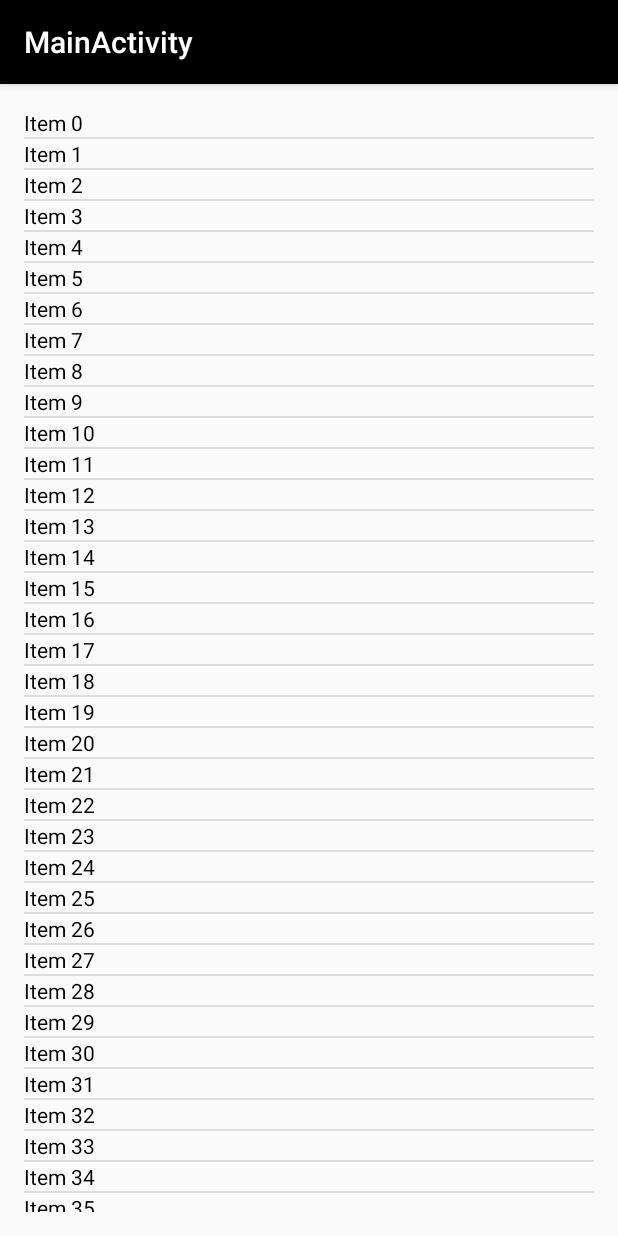
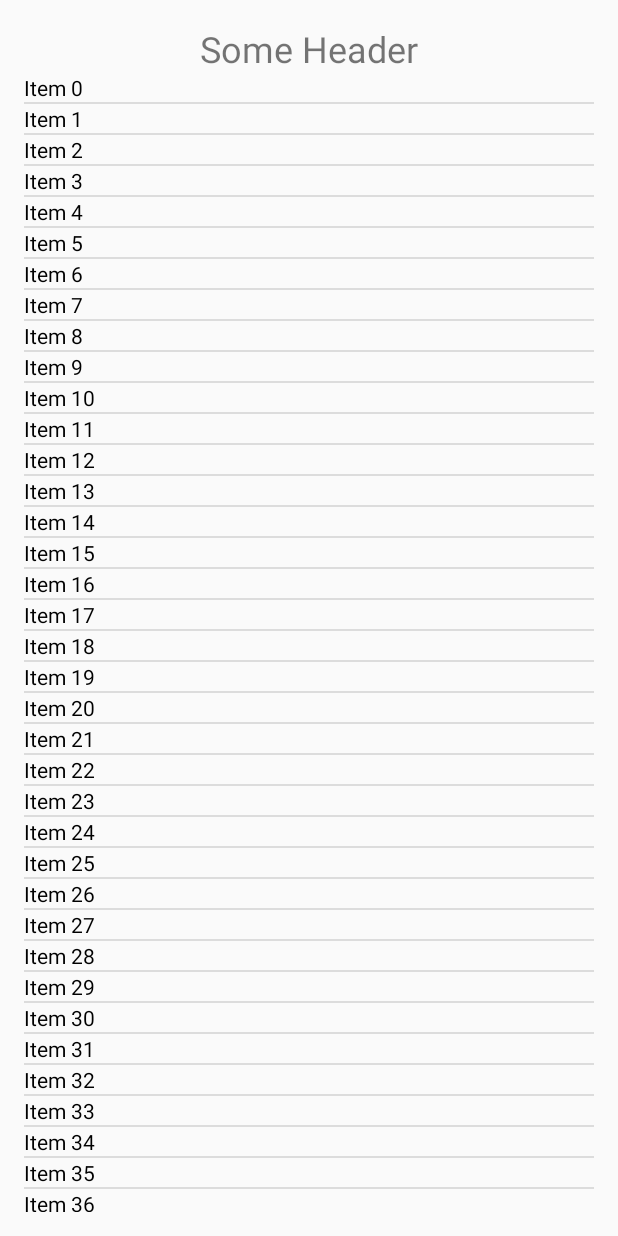
Before and after one commit to andrewRybakin/Mercury-internship, an Android app: the screen it shows after launch (MainActivity), on a phone screen of 412 x 824 dp. Run offline under Robolectric (Android 15) with nearby library versions, the phone set to English and light mode, and no system bars.

Commit message:
First Task: сделал везде (вроде) вменяемые имена и загрузку фрагмента в коде

```diff
--- a/app/src/main/java/com/mercury/first/splash/MainActivity.java
+++ b/app/src/main/java/com/mercury/first/splash/MainActivity.java
@@ -1,17 +1,23 @@
 package com.mercury.first.splash;
 
+import android.app.Activity;
+import android.app.Fragment;
+import android.app.FragmentManager;
 import android.os.Bundle;
-import android.support.v7.app.AppCompatActivity;
-import android.support.v7.widget.Toolbar;
 
-public class MainActivity extends AppCompatActivity {
+public class MainActivity extends Activity {
 
     @Override
     protected void onCreate(Bundle savedInstanceState) {
         super.onCreate(savedInstanceState);
         setContentView(R.layout.activity_main);
-        Toolbar toolbar = (Toolbar) findViewById(R.id.toolbar);
-        setSupportActionBar(toolbar);
+        FragmentManager fragmentManager=getFragmentManager();
+        Fragment fragment=fragmentManager.findFragmentById(R.id.main_activity_fragment);
+        if(fragment==null){
+            fragment=new MainActivityFragment();
+            fragmentManager.beginTransaction().add(R.id.activity_main,fragment)
+                    .commit();
+        }
     }
 
 }
--- a/app/src/main/java/com/mercury/first/splash/MainActivityFragment.java
+++ b/app/src/main/java/com/mercury/first/splash/MainActivityFragment.java
@@ -9,19 +9,15 @@ import android.widget.ArrayAdapter;
 
 public class MainActivityFragment extends ListFragment {
 
-    public MainActivityFragment() {
-
-    }
-
     @Override
-    public void onActivityCreated(Bundle savedInstanceState){
-        super.onActivityCreated(savedInstanceState);
+    public void onCreate(Bundle savedInstanceState){
+        super.onCreate(savedInstanceState);
         String[] items=new String[40];
-        for(int i=0; i<items.length;i++){
-            items[i]="Item "+i;
+        for(int i=0; i<items.length;i++) {
+            items[i] = "Item " + i;
         }
         ArrayAdapter<String> adapter=new ArrayAdapter<>(
-                getActivity().getApplicationContext(),
+                getActivity(),
                 R.layout.main_listview_item,
                 R.id.main_list_item_text,items);
         setListAdapter(adapter);
--- a/app/src/main/java/com/mercury/first/splash/SplashActivity.java
+++ b/app/src/main/java/com/mercury/first/splash/SplashActivity.java
@@ -8,16 +8,17 @@ import android.util.Log;
 public class SplashActivity extends AppCompatActivity {
 
     private final String TAG = "SplashActivity";
-    private boolean threadOn;
+    //private final String THREAD_STARTED = "com.mercury.first.splash.SplashActivity.isThreadStarted";
+    private boolean isThreadStarted;
 
     @Override
     protected void onCreate(Bundle savedInstanceState) {
         super.onCreate(savedInstanceState);
         setContentView(R.layout.activity_splash);
         if (savedInstanceState != null) {
-            threadOn = true;
+            isThreadStarted = true;
         }
-        if (!threadOn) {
+        if (!isThreadStarted) {
             Thread splash = new Thread(new Runnable() {
                 @Override
                 public void run() {
@@ -32,7 +33,9 @@ public class SplashActivity extends AppCompatActivity {
                 }
             });
             splash.start();
-            threadOn = true;
+            isThreadStarted = true;
         }
     }
+
+
 }
--- a/app/src/main/res/layout/activity_main.xml
+++ b/app/src/main/res/layout/activity_main.xml
@@ -1,30 +1,8 @@
 <?xml version="1.0" encoding="utf-8"?>
-<android.support.design.widget.CoordinatorLayout
+
+<FrameLayout
     xmlns:android="http://schemas.android.com/apk/res/android"
-    xmlns:app="http://schemas.android.com/apk/res-auto"
-    xmlns:tools="http://schemas.android.com/tools"
     android:layout_width="match_parent"
-    android:layout_height="match_parent" android:fitsSystemWindows="true"
-    tools:context="com.mercury.first.splash.MainActivity">
-
-    <android.support.design.widget.AppBarLayout android:layout_height="wrap_content"
-        android:layout_width="match_parent" android:theme="@style/AppTheme.AppBarOverlay">
-
-        <android.support.v7.widget.Toolbar android:id="@+id/toolbar"
-            android:layout_width="match_parent" android:layout_height="?attr/actionBarSize"
-            android:background="#000000" app:popupTheme="@style/AppTheme.PopupOverlay" />
-
-    </android.support.design.widget.AppBarLayout>
-
-    <TextView
-        android:layout_height="wrap_content"
-        android:layout_width="wrap_content"
-        android:text="@string/main_header"/>
-
-    <fragment xmlns:android="http://schemas.android.com/apk/res/android"
-        android:id="@+id/fragment"
-        android:name="com.mercury.first.splash.MainActivityFragment" android:layout_width="match_parent"
-        android:layout_height="match_parent"
-        app:layout_behavior="@string/appbar_scrolling_view_behavior" />
-
-</android.support.design.widget.CoordinatorLayout>
+    android:layout_height="match_parent"
+    android:id="@+id/activity_main"
+    />
--- a/app/src/main/res/layout/activity_splash.xml
+++ b/app/src/main/res/layout/activity_splash.xml
@@ -9,8 +9,7 @@
     android:paddingTop="@dimen/activity_vertical_margin"
     android:paddingBottom="@dimen/activity_vertical_margin"
     tools:context=".SplashActivity"
-    android:background="@color/colorAccent"
-    android:id="@+id/splash_layout">
+    android:background="@color/colorAccent">
     <ImageView
         android:id="@+id/splah_logo"
         android:layout_width="wrap_content"
--- a/app/src/main/res/layout/fragment_main.xml
+++ b/app/src/main/res/layout/fragment_main.xml
@@ -1,20 +1,23 @@
-<RelativeLayout xmlns:android="http://schemas.android.com/apk/res/android"
-    xmlns:tools="http://schemas.android.com/tools" android:layout_width="match_parent"
-    android:layout_height="match_parent" android:paddingLeft="@dimen/activity_horizontal_margin"
+<LinearLayout xmlns:android="http://schemas.android.com/apk/res/android"
+    xmlns:tools="http://schemas.android.com/tools"
+    android:layout_width="match_parent"
+    android:layout_height="match_parent"
+    android:paddingLeft="@dimen/activity_horizontal_margin"
     android:paddingRight="@dimen/activity_horizontal_margin"
     android:paddingTop="@dimen/activity_vertical_margin"
     android:paddingBottom="@dimen/activity_vertical_margin" tools:showIn="@layout/activity_main"
-    tools:context="com.mercury.first.splash.MainActivityFragment">
+    tools:context="com.mercury.first.splash.MainActivityFragment"
+    android:id="@+id/main_activity_fragment"
+    android:orientation="vertical">
+    <TextView
+        android:layout_width="match_parent"
+        android:layout_height="wrap_content"
+        android:gravity="center"
+        android:text="@string/main_header"
+        android:textSize="@dimen/abc_text_size_headline_material"/>
     <ListView
-        android:layout_width="wrap_content"
-        android:layout_height="wrap_content"
+        android:layout_width="match_parent"
+        android:layout_height="match_parent"
         android:id="@id/android:list">
     </ListView>
-    <TextView
-        android:id="@id/android:empty"
-        android:layout_width="match_parent"
-        android:layout_height="match_parent"
-        android:gravity="center"
-        android:text="@string/empty">
-</TextView>
-</RelativeLayout>
+</LinearLayout>
--- a/app/src/main/res/menu/menu_main.xml
+++ /dev/null
@@ -1,7 +0,0 @@
-<menu xmlns:android="http://schemas.android.com/apk/res/android"
-    xmlns:app="http://schemas.android.com/apk/res-auto"
-    xmlns:tools="http://schemas.android.com/tools"
-    tools:context="com.mercury.first.splash.MainActivity">
-    <item android:id="@+id/action_settings" android:title="@string/action_settings"
-        android:orderInCategory="100" app:showAsAction="never" />
-</menu>
```
